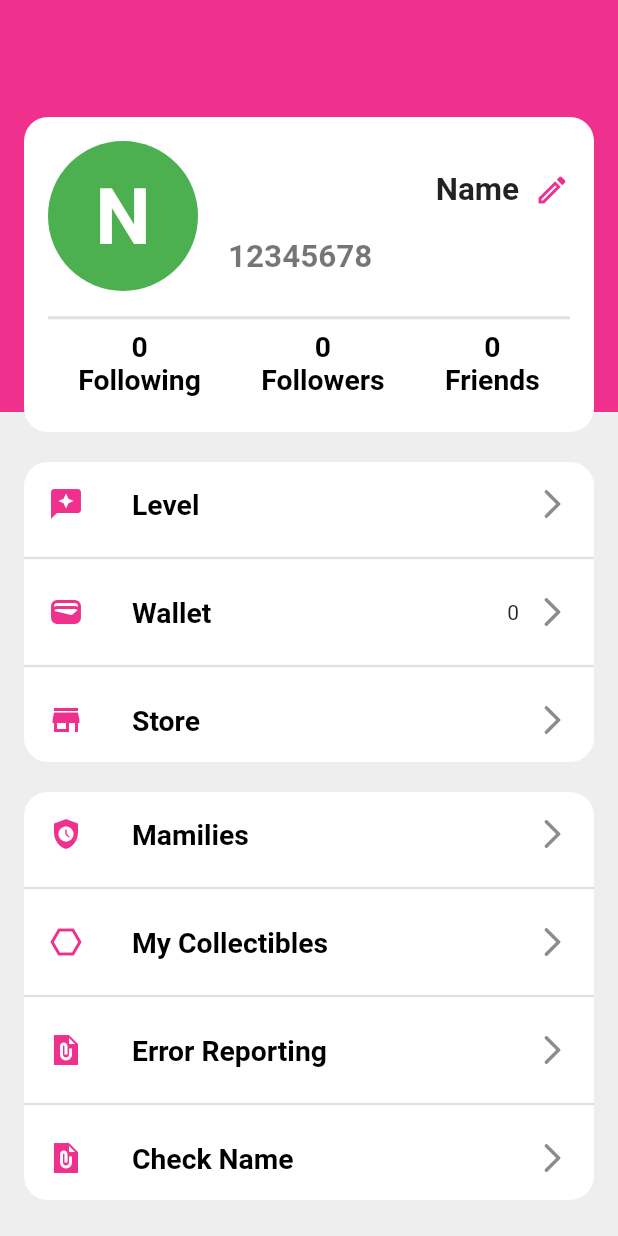
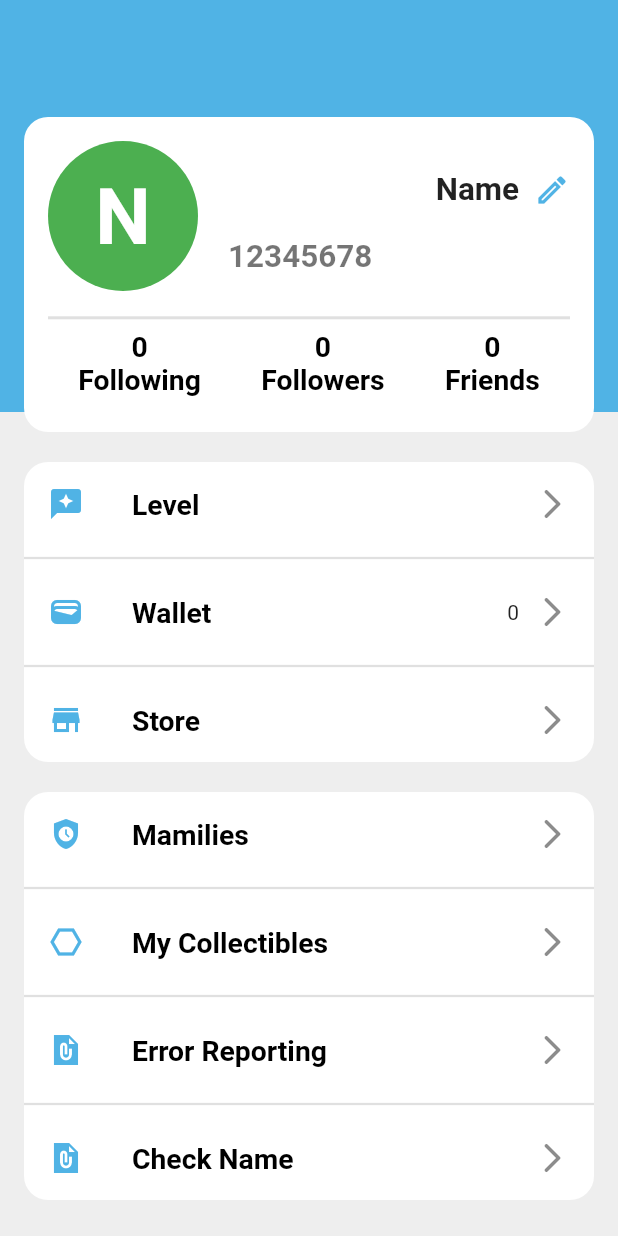
Before and after one commit to Prateek-webartvision/voice_chat, a Flutter app: the AccountTabPage screen opened directly, on a phone screen of 412 x 824 dp. Run offline on Flutter 3.47's test engine with Material 2 defaults, Android fonts, the phone set to English and light mode, and no system bars; our stand-ins replace cached_network_image, convex_bottom_bar, country_picker, flutter_screenutil, get, google_fonts and 2 more.

Commit message:
chmage main color

```diff
--- a/lib/res/app_color.dart
+++ b/lib/res/app_color.dart
@@ -14,14 +14,20 @@ class AppColor extends Color {
   static Color black = Colors.black;
   static Color black54 = Colors.black54;
 
-  static Color closeToRed = const Color(0xffEF308C);
-  static Color closeToYellow = const Color(0xfffcc284);
+  // static Color closeToRed = const Color(0xffEF308C);
+  // static Color closeToYellow = const Color(0xfffcc284);
+
+  static Color closeToBlue = const Color(0xff50B3E5);
+  static Color closeToPurple = const Color(0xff8F4398);
 
   static backgraundGradient() => LinearGradient(
         begin: Alignment.centerLeft,
         end: Alignment.centerRight,
         stops: const [0, 0.7],
         tileMode: TileMode.clamp,
-        colors: [closeToRed, closeToYellow],
+        colors: [
+          closeToBlue,
+          closeToPurple,
+        ],
       );
 }
--- a/lib/ui/pages/auth/sign_in_page.dart
+++ b/lib/ui/pages/auth/sign_in_page.dart
@@ -90,7 +90,7 @@ class SignInPage extends StatelessWidget {
                         size: 30,
                         color: AppColor.white,
                       ),
-                      bgColor: AppColor.closeToRed,
+                      bgColor: AppColor.closeToBlue,
                       onPress: () {
                         Get.to(() => const SignInWithNumberPage());
                       },
@@ -118,7 +118,7 @@ class SignInPage extends StatelessWidget {
                             ..onTap = () {
                               AppUtils.showSnakBar("Terms of use");
                             },
-                          style: TextStyle(color: AppColor.closeToRed),
+                          style: TextStyle(color: AppColor.closeToBlue),
                         ),
                         const TextSpan(text: "and"),
                         TextSpan(
@@ -127,7 +127,7 @@ class SignInPage extends StatelessWidget {
                             ..onTap = () {
                               AppUtils.showSnakBar("Privacy policy");
                             },
-                          style: TextStyle(color: AppColor.closeToRed),
+                          style: TextStyle(color: AppColor.closeToBlue),
                         ),
                       ],
                     ),
--- a/lib/ui/pages/auth/sign_in_with_id_page.dart
+++ b/lib/ui/pages/auth/sign_in_with_id_page.dart
@@ -96,7 +96,7 @@ class SignInWithIDPage extends StatelessWidget {
                       ..onTap = () {
                         AppUtils.showSnakBar("Terms of use");
                       },
-                    style: TextStyle(color: AppColor.closeToRed),
+                    style: TextStyle(color: AppColor.closeToBlue),
                   ),
                   const TextSpan(text: "and"),
                   TextSpan(
@@ -105,7 +105,7 @@ class SignInWithIDPage extends StatelessWidget {
                       ..onTap = () {
                         AppUtils.showSnakBar("Privacy policy");
                       },
-                    style: TextStyle(color: AppColor.closeToRed),
+                    style: TextStyle(color: AppColor.closeToBlue),
                   ),
                 ],
               ),
--- a/lib/ui/pages/bottom_navs/account_tab_page.dart
+++ b/lib/ui/pages/bottom_navs/account_tab_page.dart
@@ -69,7 +69,7 @@ class AccountTabPage extends StatelessWidget {
                                     const SizedBox(width: 10),
                                     Icon(
                                       Icons.mode_edit_outlined,
-                                      color: AppColor.closeToRed,
+                                      color: AppColor.closeToBlue,
                                     )
                                   ],
                                 ),
@@ -171,7 +171,7 @@ class AccountTabPage extends StatelessWidget {
                         ListTile(
                           leading: Icon(
                             Icons.reviews,
-                            color: AppColor.closeToRed,
+                            color: AppColor.closeToBlue,
                           ),
                           title: Text(
                             "Level",
@@ -189,7 +189,7 @@ class AccountTabPage extends StatelessWidget {
                         ListTile(
                           leading: Icon(
                             Icons.wallet,
-                            color: AppColor.closeToRed,
+                            color: AppColor.closeToBlue,
                           ),
                           title: Text(
                             "Wallet",
@@ -216,7 +216,7 @@ class AccountTabPage extends StatelessWidget {
                         ListTile(
                           leading: Icon(
                             Icons.store,
-                            color: AppColor.closeToRed,
+                            color: AppColor.closeToBlue,
                           ),
                           title: Text(
                             "Store",
@@ -242,7 +242,7 @@ class AccountTabPage extends StatelessWidget {
                         ListTile(
                           leading: Icon(
                             Icons.safety_check,
-                            color: AppColor.closeToRed,
+                            color: AppColor.closeToBlue,
                           ),
                           title: Text(
                             "Mamilies",
@@ -260,7 +260,7 @@ class AccountTabPage extends StatelessWidget {
                         ListTile(
                           leading: Icon(
                             Icons.hexagon_outlined,
-                            color: AppColor.closeToRed,
+                            color: AppColor.closeToBlue,
                           ),
                           title: Text(
                             "My Collectibles",
@@ -278,7 +278,7 @@ class AccountTabPage extends StatelessWidget {
                         ListTile(
                           leading: Icon(
                             Icons.file_present_sharp,
-                            color: AppColor.closeToRed,
+                            color: AppColor.closeToBlue,
                           ),
                           title: Text(
                             "Error Reporting",
@@ -296,7 +296,7 @@ class AccountTabPage extends StatelessWidget {
                         ListTile(
                           leading: Icon(
                             Icons.file_present_sharp,
-                            color: AppColor.closeToRed,
+                            color: AppColor.closeToBlue,
                           ),
                           title: Text(
                             "Check Name",
@@ -340,7 +340,7 @@ class Bg extends StatelessWidget {
             Expanded(
               flex: 2,
               child: Container(
-                color: AppColor.closeToRed,
+                color: AppColor.closeToBlue,
               ),
             ),
             Expanded(
--- a/lib/ui/pages/bottom_navs/bottom_nav_bar_page.dart
+++ b/lib/ui/pages/bottom_navs/bottom_nav_bar_page.dart
@@ -35,7 +35,7 @@ class _BottomNavBarPageState extends State<BottomNavBarPage> {
           height: 55,
           elevation: 0,
           color: AppColor.grey400,
-          activeColor: AppColor.closeToRed,
+          activeColor: AppColor.closeToBlue,
           onTap: (index) {
             setState(() {
               switch (index) {
--- a/lib/ui/pages/bottom_navs/create_room_tab_page.dart
+++ b/lib/ui/pages/bottom_navs/create_room_tab_page.dart
@@ -9,7 +9,7 @@ class CreateRoomTabPage extends StatelessWidget {
   @override
   Widget build(BuildContext context) {
     return Scaffold(
-      backgroundColor: AppColor.closeToRed,
+      backgroundColor: AppColor.closeToBlue,
       appBar: AppBar(
         backgroundColor: AppColor.transparent,
         elevation: 0,
@@ -89,7 +89,7 @@ class CreateRoomTabPage extends StatelessWidget {
                         color: AppColor.white,
                         borderRadius: BorderRadius.circular(50),
                         border:
-                            Border.all(color: AppColor.closeToRed, width: 2)),
+                            Border.all(color: AppColor.closeToBlue, width: 2)),
                   ),
                 ),
                 //chat
--- a/lib/ui/pages/bottom_navs/home_tab_page.dart
+++ b/lib/ui/pages/bottom_navs/home_tab_page.dart
@@ -53,8 +53,8 @@ class _HomeTabPageState extends State<HomeTabPage>
                   child: TabBar(
                     // isScrollable: true,
                     controller: tabController,
-                    indicatorColor: AppColor.closeToRed,
-                    labelColor: AppColor.closeToRed,
+                    indicatorColor: AppColor.closeToBlue,
+                    labelColor: AppColor.closeToBlue,
                     unselectedLabelColor: AppColor.black54,
                     indicatorSize: TabBarIndicatorSize.label,
                     onTap: (value) {
--- a/lib/ui/pages/bottom_navs/home_tabs/home_all_tab.dart
+++ b/lib/ui/pages/bottom_navs/home_tabs/home_all_tab.dart
@@ -48,7 +48,7 @@ class _HomeAllTabState extends State<HomeAllTab> with TickerProviderStateMixin {
                 child: TabBar(
                   controller: tabController,
                   indicator: BoxDecoration(
-                    color: AppColor.closeToRed,
+                    color: AppColor.closeToBlue,
                     borderRadius: BorderRadius.circular(50.r),
                   ),
                   labelColor: AppColor.white,
--- a/lib/ui/pages/bottom_navs/messages_tab_page.dart
+++ b/lib/ui/pages/bottom_navs/messages_tab_page.dart
@@ -64,7 +64,7 @@ class MessagesTabPage extends StatelessWidget {
                         alignment: Alignment.center,
                         child: Icon(
                           Icons.mail,
-                          color: AppColor.closeToYellow,
+                          color: AppColor.closeToPurple,
                         ),
                       ),
                       title: const Text("System Messages"),
--- a/lib/ui/pages/bottom_navs/post_tab_page.dart
+++ b/lib/ui/pages/bottom_navs/post_tab_page.dart
@@ -48,8 +48,8 @@ class _PostTabPageState extends State<PostTabPage>
                   width: 200,
                   child: TabBar(
                     controller: tabController,
-                    indicatorColor: AppColor.closeToRed,
-                    labelColor: AppColor.closeToRed,
+                    indicatorColor: AppColor.closeToBlue,
+                    labelColor: AppColor.closeToBlue,
                     unselectedLabelColor: AppColor.black54,
                     indicatorSize: TabBarIndicatorSize.label,
                     onTap: (value) {
--- a/lib/ui/pages/bottom_navs/post_tabs/create_post_page.dart
+++ b/lib/ui/pages/bottom_navs/post_tabs/create_post_page.dart
@@ -71,7 +71,7 @@ class _CreatePostPageState extends State<CreatePostPage> {
                               height: h30,
                               width: h30,
                               decoration: BoxDecoration(
-                                color: AppColor.closeToRed,
+                                color: AppColor.closeToBlue,
                                 borderRadius: BorderRadius.circular(30.r),
                               ),
                               alignment: Alignment.center,
@@ -150,7 +150,7 @@ class _CreatePostPageState extends State<CreatePostPage> {
                   borderRadius: BorderRadius.circular(16.r),
                 ),
               ),
-              backgroundColor: MaterialStateProperty.all(AppColor.closeToRed),
+              backgroundColor: MaterialStateProperty.all(AppColor.closeToBlue),
             ),
             child: Text(
               "Send",
--- a/lib/ui/pages/bottom_navs/post_tabs/post_suggested_tab.dart
+++ b/lib/ui/pages/bottom_navs/post_tabs/post_suggested_tab.dart
@@ -56,7 +56,7 @@ class _PostSuggestedTabState extends State<PostSuggestedTab> {
                           height: 30,
                           width: 40,
                           decoration: BoxDecoration(
-                            color: AppColor.closeToRed,
+                            color: AppColor.closeToBlue,
                             borderRadius: BorderRadius.circular(40),
                           ),
                           child: InkWell(
@@ -115,7 +115,7 @@ class _PostSuggestedTabState extends State<PostSuggestedTab> {
                                 Icons.favorite,
                                 color: (allPostList[index].isLiked == false)
                                     ? AppColor.black54
-                                    : AppColor.closeToRed,
+                                    : AppColor.closeToBlue,
                               ),
                             ),
                             const SizedBox(width: 10),
--- a/lib/ui/widgets/main_title_with_widget.dart
+++ b/lib/ui/widgets/main_title_with_widget.dart
@@ -26,7 +26,7 @@ class MainTitleWithWidget extends StatelessWidget {
                     height: 20,
                     width: 20,
                     decoration: BoxDecoration(
-                      color: AppColor.closeToRed,
+                      color: AppColor.closeToBlue,
                       borderRadius: BorderRadius.circular(20),
                     ),
                     alignment: Alignment.center,
@@ -60,7 +60,7 @@ class MainTitleWithWidget extends StatelessWidget {
                 children: [
                   Text(
                     "more",
-                    style: TextStyle(color: AppColor.closeToRed),
+                    style: TextStyle(color: AppColor.closeToBlue),
                   ),
                   const SizedBox(width: 10),
                   Container(
```
Also changed, not shown: lib/ui/pages/auth/sign_in_with_number_page.dart (+4 -4 lines).
